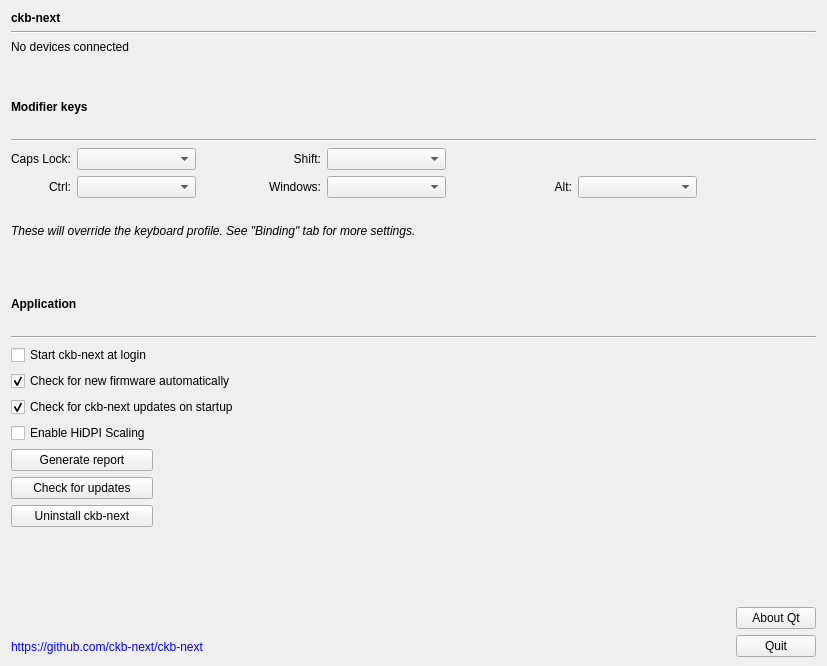
This is src/gui/settingswidget.ui in ckb-next/ckb-next as Qt 5 draws it before an edit. The edited form follows.
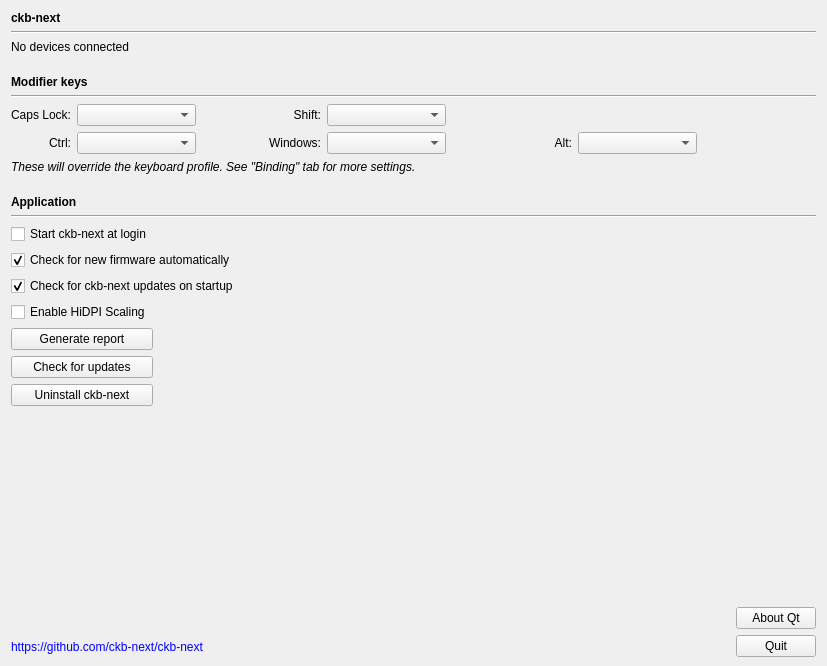
This is the edited form. Custom widgets are drawn as their Qt base class.

Commit message: Properly stretch the settings widget

```diff
--- a/src/gui/settingswidget.ui
+++ b/src/gui/settingswidget.ui
@@ -56,6 +56,22 @@
      </property>
     </widget>
    </item>
+   <item>
+    <spacer name="verticalSpacer_3">
+     <property name="orientation">
+      <enum>Qt::Vertical</enum>
+     </property>
+     <property name="sizeType">
+      <enum>QSizePolicy::Fixed</enum>
+     </property>
+     <property name="sizeHint" stdset="0">
+      <size>
+       <width>20</width>
+       <height>15</height>
+      </size>
+     </property>
+    </spacer>
+   </item>
    <item>
     <widget class="QScrollArea" name="scrollArea">
      <property name="frameShape">
@@ -73,7 +89,7 @@
         <x>0</x>
         <y>0</y>
         <width>809</width>
-        <height>524</height>
+        <height>503</height>
        </rect>
       </property>
       <layout class="QVBoxLayout" name="verticalLayout">
@@ -97,24 +113,14 @@
          <property name="spacing">
           <number>6</number>
          </property>
-         <item>
-          <spacer name="verticalSpacer_3">
-           <property name="orientation">
-            <enum>Qt::Vertical</enum>
-           </property>
-           <property name="sizeType">
-            <enum>QSizePolicy::Fixed</enum>
-           </property>
-           <property name="sizeHint" stdset="0">
-            <size>
-             <width>20</width>
-             <height>20</height>
-            </size>
-           </property>
-          </spacer>
-         </item>
          <item>
           <widget class="QLabel" name="label">
+           <property name="sizePolicy">
+            <sizepolicy hsizetype="Preferred" vsizetype="Fixed">
+             <horstretch>0</horstretch>
+             <verstretch>0</verstretch>
+            </sizepolicy>
+           </property>
            <property name="font">
             <font>
              <weight>75</weight>
@@ -301,6 +307,12 @@
          </item>
          <item>
           <widget class="QLabel" name="label_8">
+           <property name="sizePolicy">
+            <sizepolicy hsizetype="Preferred" vsizetype="Fixed">
+             <horstretch>0</horstretch>
+             <verstretch>0</verstretch>
+            </sizepolicy>
+           </property>
            <property name="font">
             <font>
              <italic>true</italic>
@@ -329,6 +341,12 @@
          </item>
          <item>
           <widget class="QLabel" name="label_6">
+           <property name="sizePolicy">
+            <sizepolicy hsizetype="Preferred" vsizetype="Fixed">
+             <horstretch>0</horstretch>
+             <verstretch>0</verstretch>
+            </sizepolicy>
+           </property>
            <property name="font">
             <font>
              <weight>75</weight>
@@ -407,7 +425,7 @@
              <item>
               <widget class="QPushButton" name="pushButton_2">
                <property name="sizePolicy">
-                <sizepolicy hsizetype="Fixed" vsizetype="Minimum">
+                <sizepolicy hsizetype="Minimum" vsizetype="Fixed">
                  <horstretch>0</horstretch>
                  <verstretch>0</verstretch>
                 </sizepolicy>
@@ -472,6 +490,19 @@
          <item>
           <widget class="ExtraSettingsWidget" name="extraWidget" native="true"/>
          </item>
+         <item>
+          <spacer name="verticalSpacer_4">
+           <property name="orientation">
+            <enum>Qt::Vertical</enum>
+           </property>
+           <property name="sizeHint" stdset="0">
+            <size>
+             <width>20</width>
+             <height>40</height>
+            </size>
+           </property>
+          </spacer>
+         </item>
         </layout>
        </item>
       </layout>
```
